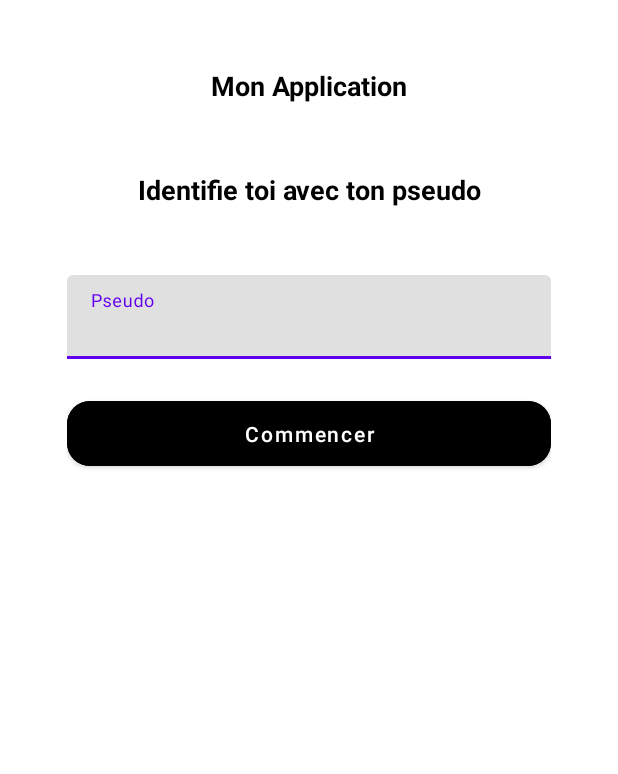
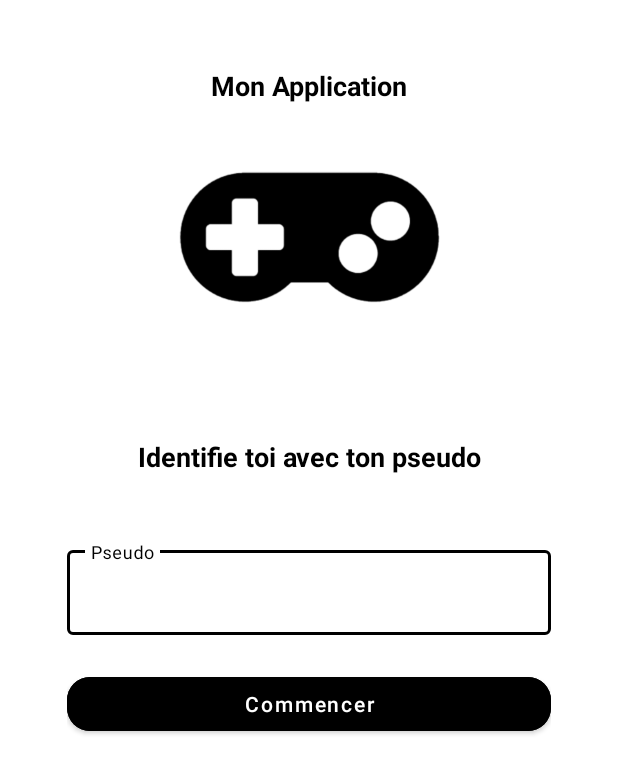
Before and after one commit to tdac2806/ProjetAndroid, an Android app: the layout fragment_login.xml on its own in the app's theme, with its tools: preview values and no code run, on a phone screen of 412 x 824 dp. Shown: the top 774 px of the screen. Run offline under Robolectric (Android 15) with nearby library versions, the phone set to English and light mode, and no system bars.

Commit message:
Upgrade fragment_login design

```diff
--- a/app/src/main/res/layout/fragment_login.xml
+++ b/app/src/main/res/layout/fragment_login.xml
@@ -23,6 +23,12 @@
         android:textSize="18sp"
         android:textStyle="bold" />
 
+    <ImageView
+        android:id="@+id/imageView"
+        android:layout_width="match_parent"
+        android:layout_height="80pt"
+        android:src="@drawable/manette" />
+
     <Space
         android:layout_width="match_parent"
         android:layout_height="20pt" />
@@ -42,15 +48,22 @@
         android:layout_height="20pt" />
 
     <com.google.android.material.textfield.TextInputLayout
+        android:id="@+id/outlinedTextField"
+        style="@style/Widget.MaterialComponents.TextInputLayout.OutlinedBox"
         android:layout_width="match_parent"
-        android:layout_height="wrap_content">
+        android:layout_height="wrap_content"
+        android:hint="Pseudo"
+        android:textColorHint="#000000"
+        app:boxStrokeColor="#000000"
+        app:hintTextColor="#000000">
 
         <com.google.android.material.textfield.TextInputEditText
             android:id="@+id/loginInput"
             android:layout_width="match_parent"
             android:layout_height="wrap_content"
-            android:hint="@string/pseudo"
-            tools:ignore="TextContrastCheck" />
+            android:textColor="#000000"
+            android:textColorHint="#000000" />
+
     </com.google.android.material.textfield.TextInputLayout>
 
     <Space
@@ -60,7 +73,7 @@
     <Button
         android:id="@+id/loginButton"
         android:layout_width="match_parent"
-        android:layout_height="25pt"
+        android:layout_height="wrap_content"
         android:backgroundTint="#000000"
         android:text="@string/commencer"
         android:textAllCaps="false"
```
Also changed, not shown: app/src/main/res/navigation/nav_graph.xml (+8 -1 lines).
